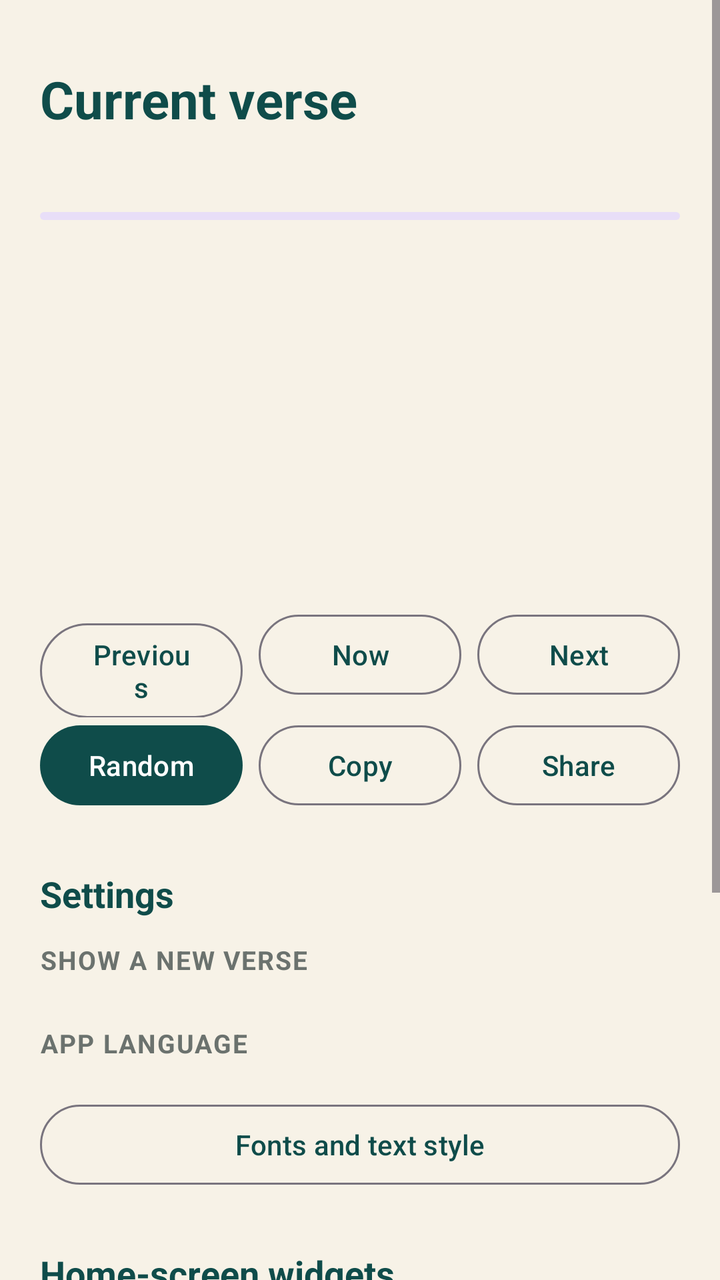
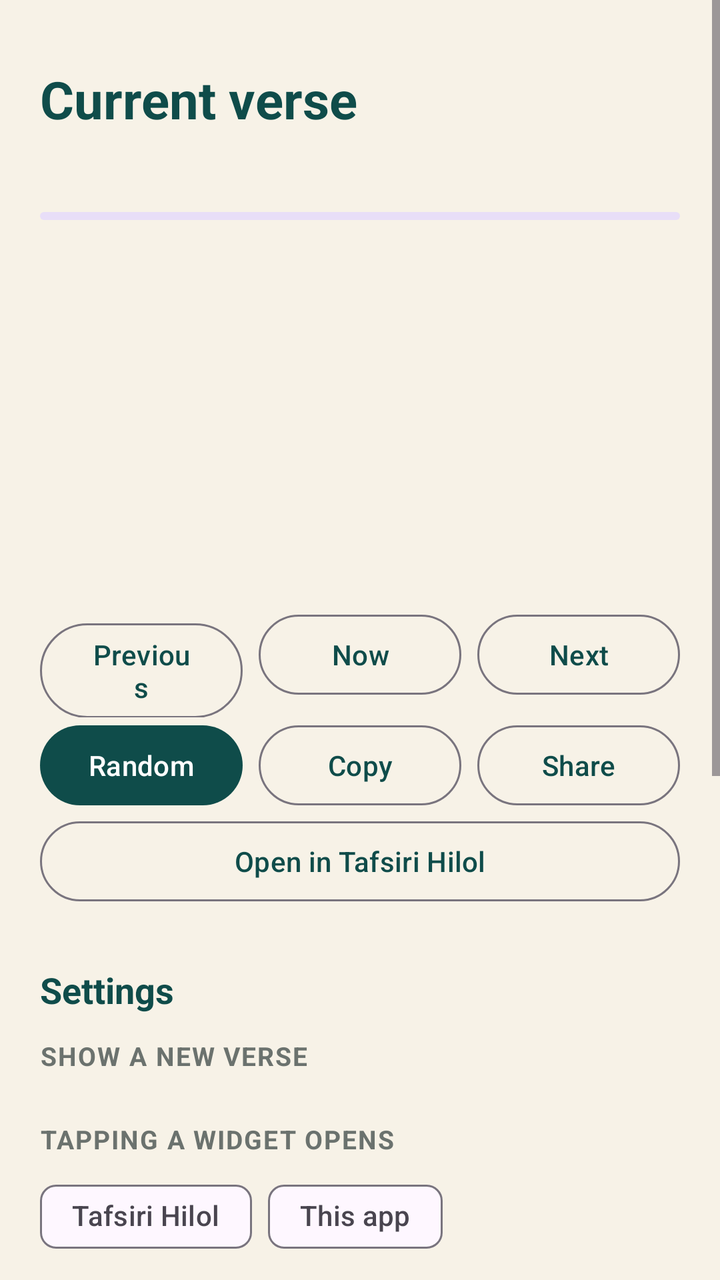

An Android layout rendered at two revisions. The XML below is the earlier revision; the diff shows what the commit changed to produce the second picture.
<!-- AndroidManifest.xml: application theme Theme.DailyAyah -->
<!-- res/layout/activity_main.xml -->
<?xml version="1.0" encoding="utf-8"?>
<ScrollView xmlns:android="http://schemas.android.com/apk/res/android"
    xmlns:app="http://schemas.android.com/apk/res-auto"
    android:layout_width="match_parent"
    android:layout_height="match_parent"
    android:background="@color/bg"
    android:fillViewport="true">

    <LinearLayout
        android:layout_width="match_parent"
        android:layout_height="wrap_content"
        android:orientation="vertical"
        android:paddingHorizontal="20dp"
        android:paddingTop="32dp"
        android:paddingBottom="24dp">

        <TextView
            android:id="@+id/title"
            android:layout_width="wrap_content"
            android:layout_height="wrap_content"
            android:text="@string/verse_now"
            android:textColor="@color/primary"
            android:textSize="26sp"
            android:textStyle="bold" />

        <TextView
            android:id="@+id/subtitle"
            android:layout_width="wrap_content"
            android:layout_height="wrap_content"
            android:layout_marginTop="4dp"
            android:textColor="@color/text_muted"
            android:textSize="14sp" />

        <com.google.android.material.progressindicator.LinearProgressIndicator
            android:id="@+id/progress"
            android:layout_width="match_parent"
            android:layout_height="wrap_content"
            android:layout_marginTop="16dp"
            android:indeterminate="true" />

        
        <LinearLayout
            android:id="@+id/card"
            android:layout_width="match_parent"
            android:layout_height="wrap_content"
            android:layout_marginTop="16dp"
            android:orientation="vertical"
            android:padding="22dp"
            android:visibility="invisible">

            <TextView
                android:id="@+id/surahName"
                android:layout_width="match_parent"
                android:layout_height="wrap_content"
                android:gravity="center"
                android:textSize="18sp" />

            <TextView
                android:id="@+id/arabic"
                android:layout_width="match_parent"
                android:layout_height="wrap_content"
                android:layout_marginTop="14dp"
                android:lineSpacingMultiplier="1.45"
                android:textDirection="rtl"
                android:textIsSelectable="true" />

            <TextView
                android:id="@+id/translation"
                android:layout_width="match_parent"
                android:layout_height="wrap_content"
                android:layout_marginTop="14dp"
                android:lineSpacingMultiplier="1.25"
                android:textIsSelectable="true" />

            <TextView
                android:id="@+id/reference"
                android:layout_width="match_parent"
                android:layout_height="wrap_content"
                android:layout_marginTop="12dp"
                android:gravity="end"
                android:textSize="14sp"
                android:textStyle="italic" />
        </LinearLayout>

        <LinearLayout
            android:layout_width="match_parent"
            android:layout_height="wrap_content"
            android:layout_marginTop="12dp"
            android:orientation="horizontal">

            <Button
                android:id="@+id/btnPrev"
                style="?attr/materialButtonOutlinedStyle"
                android:layout_width="0dp"
                android:layout_height="wrap_content"
                android:layout_marginEnd="4dp"
                android:layout_weight="1"
                android:text="@string/prev" />

            <Button
                android:id="@+id/btnNow"
                style="?attr/materialButtonOutlinedStyle"
                android:layout_width="0dp"
                android:layout_height="wrap_content"
                android:layout_marginHorizontal="4dp"
                android:layout_weight="1"
                android:text="@string/now" />

            <Button
                android:id="@+id/btnNext"
                style="?attr/materialButtonOutlinedStyle"
                android:layout_width="0dp"
                android:layout_height="wrap_content"
                android:layout_marginStart="4dp"
                android:layout_weight="1"
                android:text="@string/next" />
        </LinearLayout>

        <LinearLayout
            android:layout_width="match_parent"
            android:layout_height="wrap_content"
            android:orientation="horizontal">

            <Button
                android:id="@+id/btnRandom"
                android:layout_width="0dp"
                android:layout_height="wrap_content"
                android:layout_marginEnd="4dp"
                android:layout_weight="1"
                android:text="@string/random" />

            <Button
                android:id="@+id/btnCopy"
                style="?attr/materialButtonOutlinedStyle"
                android:layout_width="0dp"
                android:layout_height="wrap_content"
                android:layout_marginHorizontal="4dp"
                android:layout_weight="1"
                android:text="@string/copy" />

            <Button
                android:id="@+id/btnShare"
                style="?attr/materialButtonOutlinedStyle"
                android:layout_width="0dp"
                android:layout_height="wrap_content"
                android:layout_marginStart="4dp"
                android:layout_weight="1"
                android:text="@string/share" />
        </LinearLayout>

        
        <TextView style="@style/SectionTitle" android:text="@string/section_settings" />

        <TextView style="@style/EditorLabel" android:layout_marginTop="4dp" android:text="@string/renew_label" />

        <com.google.android.material.chip.ChipGroup
            android:id="@+id/intervalGroup"
            android:layout_width="match_parent"
            android:layout_height="wrap_content"
            app:selectionRequired="true"
            app:singleSelection="true" />

        <TextView style="@style/EditorLabel" android:text="@string/app_language" />

        <com.google.android.material.chip.ChipGroup
            android:id="@+id/languageGroup"
            android:layout_width="match_parent"
            android:layout_height="wrap_content"
            app:selectionRequired="true"
            app:singleSelection="true" />

        <Button
            android:id="@+id/btnTextStyle"
            style="?attr/materialButtonOutlinedStyle"
            android:layout_width="match_parent"
            android:layout_height="wrap_content"
            android:layout_marginTop="12dp"
            android:text="@string/text_style" />

        
        <TextView style="@style/SectionTitle" android:text="@string/section_widgets" />

        <TextView
            android:layout_width="match_parent"
            android:layout_height="wrap_content"
            android:text="@string/widgets_hint"
            android:textColor="@color/text_muted"
            android:textSize="14sp" />

        <LinearLayout
            android:id="@+id/kindsContainer"
            android:layout_width="match_parent"
            android:layout_height="wrap_content"
            android:layout_marginTop="8dp"
            android:orientation="vertical" />

        <TextView style="@style/EditorLabel" android:text="@string/your_widgets" />

        <TextView
            android:id="@+id/noWidgets"
            android:layout_width="match_parent"
            android:layout_height="wrap_content"
            android:text="@string/no_widgets"
            android:textColor="@color/text_muted"
            android:textSize="14sp" />

        <LinearLayout
            android:id="@+id/placedContainer"
            android:layout_width="match_parent"
            android:layout_height="wrap_content"
            android:orientation="vertical" />

        <Button
            android:id="@+id/btnAbout"
            style="?attr/materialButtonOutlinedStyle"
            android:layout_width="match_parent"
            android:layout_height="wrap_content"
            android:layout_marginTop="28dp"
            android:text="@string/about_translations" />

        <TextView
            android:layout_width="match_parent"
            android:layout_height="wrap_content"
            android:layout_marginTop="12dp"
            android:gravity="center"
            android:text="@string/attribution"
            android:textColor="@color/text_muted"
            android:textSize="12sp" />
    </LinearLayout>
</ScrollView>
<!-- resources referenced by this layout -->
<resources>
  <color name="bg">#F7F2E7</color>
  <color name="primary">#0F4C4A</color>
  <color name="text_muted">#6B726E</color>
  <string name="about_translations">About translations</string>
  <string name="app_language">App language</string>
  <string name="attribution">Translations: Muhammad Sodiq Muhammad Yusuf (Uzbek), Elmir Kuliev (Russian), Saheeh International (English). Arabic text: Tanzil. Fonts: Google Fonts.</string>
  <string name="copy">Copy</string>
  <string name="next">Next</string>
  <string name="no_widgets">No widgets on your home screen yet.</string>
  <string name="now">Now</string>
  <string name="prev">Previous</string>
  <string name="random">Random</string>
  <string name="renew_label">Show a new verse</string>
  <string name="section_settings">Settings</string>
  <string name="section_widgets">Home-screen widgets</string>
  <string name="share">Share</string>
  <string name="text_style">Fonts and text style</string>
  <string name="verse_now">Current verse</string>
  <string name="widgets_hint">Add a widget, then tap ✎ on it (or Edit below) to change its fonts, colours and content.</string>
  <string name="your_widgets">Your widgets</string>
  <style name="EditorLabel">
          <item name="android:layout_width">match_parent</item>
          <item name="android:layout_height">wrap_content</item>
          <item name="android:layout_marginTop">18dp</item>
          <item name="android:layout_marginBottom">6dp</item>
          <item name="android:textColor">@color/text_muted</item>
          <item name="android:textSize">13sp</item>
          <item name="android:textStyle">bold</item>
          <item name="android:textAllCaps">true</item>
          <item name="android:letterSpacing">0.05</item>
      </style>
  <style name="SectionTitle">
          <item name="android:layout_width">match_parent</item>
          <item name="android:layout_height">wrap_content</item>
          <item name="android:layout_marginTop">28dp</item>
          <item name="android:layout_marginBottom">8dp</item>
          <item name="android:textColor">@color/primary</item>
          <item name="android:textSize">18sp</item>
          <item name="android:textStyle">bold</item>
      </style>
  <style name="Theme.DailyAyah" parent="Theme.Material3.DayNight.NoActionBar">
          <item name="colorPrimary">@color/primary</item>
          <item name="colorSecondary">@color/accent</item>
          <item name="android:colorBackground">@color/bg</item>
          <item name="android:statusBarColor">@color/bg</item>
          <item name="android:navigationBarColor">@color/bg</item>
      </style>
  <color name="accent">#B8892B</color>
</resources>

<!-- the commit's change to res/layout/activity_main.xml (unified diff, before → after) -->
@@ -148,6 +148,13 @@
                 android:text="@string/share" />
         </LinearLayout>
 
+        <Button
+            android:id="@+id/btnHilol"
+            style="?attr/materialButtonOutlinedStyle"
+            android:layout_width="match_parent"
+            android:layout_height="wrap_content"
+            android:text="@string/open_in_hilol" />
+
         
         <TextView style="@style/SectionTitle" android:text="@string/section_settings" />
 
@@ -159,6 +166,30 @@
             android:layout_height="wrap_content"
             app:selectionRequired="true"
             app:singleSelection="true" />
+
+        <TextView style="@style/EditorLabel" android:text="@string/tap_action_label" />
+
+        <com.google.android.material.chip.ChipGroup
+            android:id="@+id/tapGroup"
+            android:layout_width="match_parent"
+            android:layout_height="wrap_content"
+            app:selectionRequired="true"
+            app:singleSelection="true">
+
+            <com.google.android.material.chip.Chip
+                android:id="@+id/tapHilol"
+                style="@style/Widget.Material3.Chip.Filter"
+                android:layout_width="wrap_content"
+                android:layout_height="wrap_content"
+                android:text="@string/tap_hilol" />
+
+            <com.google.android.material.chip.Chip
+                android:id="@+id/tapApp"
+                style="@style/Widget.Material3.Chip.Filter"
+                android:layout_width="wrap_content"
+                android:layout_height="wrap_content"
+                android:text="@string/tap_app" />
+        </com.google.android.material.chip.ChipGroup>
 
         <TextView style="@style/EditorLabel" android:text="@string/app_language" />
 
<!-- resource entries referenced after the edit -->
@@ -10,12 +10,16 @@
   <string name="next">Next</string>
   <string name="no_widgets">No widgets on your home screen yet.</string>
   <string name="now">Now</string>
+  <string name="open_in_hilol">Open in Tafsiri Hilol</string>
   <string name="prev">Previous</string>
   <string name="random">Random</string>
   <string name="renew_label">Show a new verse</string>
   <string name="section_settings">Settings</string>
   <string name="section_widgets">Home-screen widgets</string>
   <string name="share">Share</string>
+  <string name="tap_action_label">Tapping a widget opens</string>
+  <string name="tap_app">This app</string>
+  <string name="tap_hilol">Tafsiri Hilol</string>
   <string name="text_style">Fonts and text style</string>
   <string name="verse_now">Current verse</string>
   <string name="widgets_hint">Add a widget, then tap ✎ on it (or Edit below) to change its fonts, colours and content.</string>
